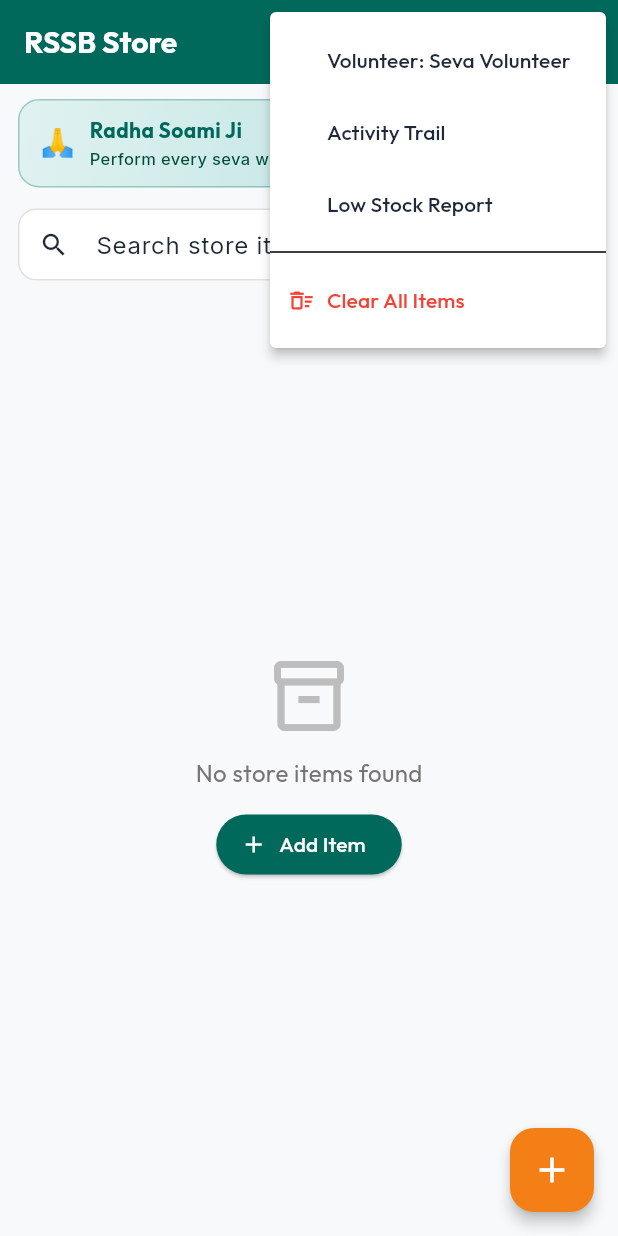
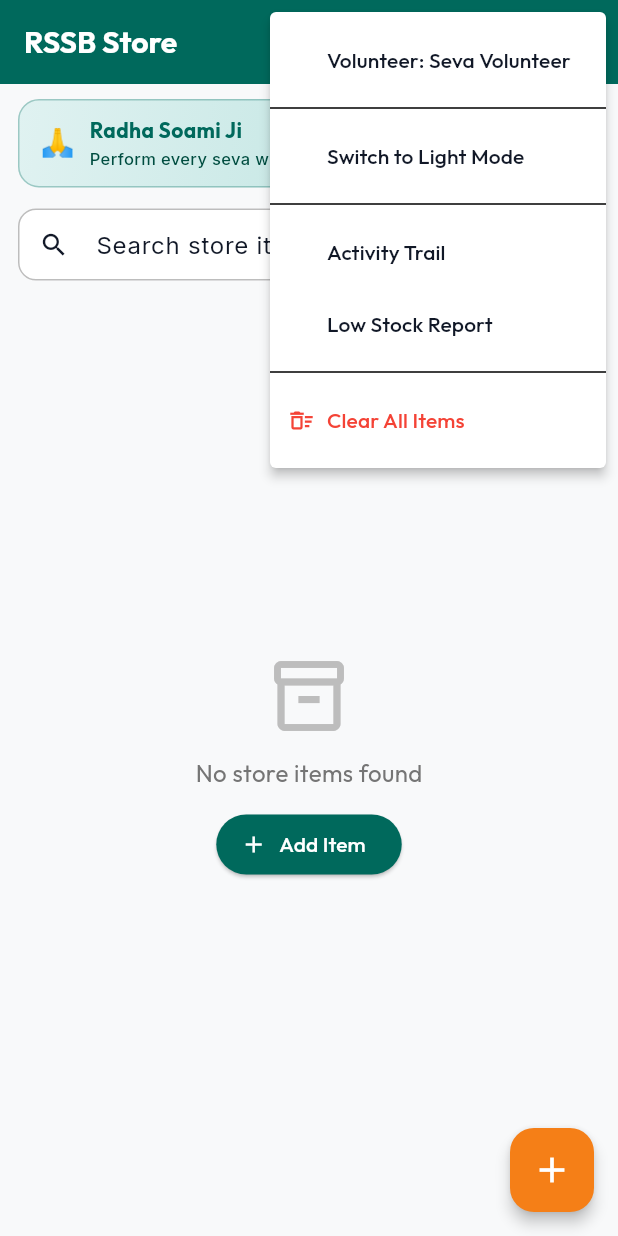
Before and after one commit to vansh-121/RSSB-Store-App, a Flutter app: the screen it shows after launch, after a tap on the "more vert" icon, on a phone screen of 412 x 824 dp. Run offline on Flutter 3.47's test engine with Material 3 defaults, Android fonts, the phone set to English and light mode, and no system bars; our stand-ins replace cloud_firestore, connectivity_plus, firebase_core, google_fonts, shared_preferences; accounts and stored records are empty.

```diff
--- a/lib/main.dart
+++ b/lib/main.dart
@@ -27,13 +27,17 @@
   Widget build(BuildContext context) {
     return ChangeNotifierProvider(
       create: (_) => InventoryProvider(),
-      child: MaterialApp(
-        title: 'RSSB Store App',
-        debugShowCheckedModeBanner: false,
-        theme: AppTheme.lightTheme,
-        darkTheme: AppTheme.darkTheme,
-        themeMode: ThemeMode.system,
-        home: const HomeScreen(),
+      child: Consumer<InventoryProvider>(
+        builder: (context, provider, _) {
+          return MaterialApp(
+            title: 'RSSB Store App',
+            debugShowCheckedModeBanner: false,
+            theme: AppTheme.lightTheme,
+            darkTheme: AppTheme.darkTheme,
+            themeMode: provider.themeMode,
+            home: const HomeScreen(),
+          );
+        },
       ),
     );
   }
--- a/lib/providers/inventory_provider.dart
+++ b/lib/providers/inventory_provider.dart
@@ -1,6 +1,6 @@
 import 'dart:async';
 import 'dart:convert';
-import 'package:flutter/foundation.dart';
+import 'package:flutter/material.dart';
 import 'package:shared_preferences/shared_preferences.dart';
 import 'package:connectivity_plus/connectivity_plus.dart';
 import '../models/store_item.dart';
@@ -28,6 +28,8 @@
   StreamSubscription? _logsSub;
   StreamSubscription? _connectivitySub;
 
+  ThemeMode _themeMode = ThemeMode.system;
+
   // Getters
   String get storeCode => _storeCode;
   String get volunteerName => _volunteerName.isEmpty ? 'Seva Volunteer' : _volunteerName;
@@ -37,6 +39,7 @@
   bool get isLoading => _isLoading;
   bool get isLiveSyncing => _isLiveSyncing;
   bool get isOnline => _isOnline;
+  ThemeMode get themeMode => _themeMode;
   List<StockLog> get logs => List.unmodifiable(_logs);
 
   final bool autoSync;
@@ -52,6 +55,15 @@
     final prefs = await SharedPreferences.getInstance();
     _storeCode = prefs.getString('store_code') ?? 'RSSB-MAIN-STORE';
     _volunteerName = prefs.getString('volunteer_name') ?? '';
+
+    final themeStr = prefs.getString('theme_mode') ?? 'system';
+    if (themeStr == 'light') {
+      _themeMode = ThemeMode.light;
+    } else if (themeStr == 'dark') {
+      _themeMode = ThemeMode.dark;
+    } else {
+      _themeMode = ThemeMode.system;
+    }
 
     // Load local cached items first
     await _loadLocalItems(prefs);
@@ -72,6 +84,16 @@
         }
       });
     } catch (_) {}
+  }
+
+  void setThemeMode(ThemeMode mode) async {
+    _themeMode = mode;
+    final prefs = await SharedPreferences.getInstance();
+    String val = 'system';
+    if (mode == ThemeMode.light) val = 'light';
+    if (mode == ThemeMode.dark) val = 'dark';
+    await prefs.setString('theme_mode', val);
+    notifyListeners();
   }
 
   void setStoreCode(String newCode) async {
--- a/lib/screens/home_screen.dart
+++ b/lib/screens/home_screen.dart
@@ -244,6 +244,12 @@
             onSelected: (val) {
               if (val == 'name') {
                 _showVolunteerNameDialog(isFirstTime: false);
+              } else if (val == 'theme_system') {
+                provider.setThemeMode(ThemeMode.system);
+              } else if (val == 'theme_light') {
+                provider.setThemeMode(ThemeMode.light);
+              } else if (val == 'theme_dark') {
+                provider.setThemeMode(ThemeMode.dark);
               } else if (val == 'history') {
                 Navigator.of(context).push(
                   MaterialPageRoute(builder: (context) => const StockHistoryScreen()),
@@ -267,6 +273,33 @@
                   ],
                 ),
               ),
+              const PopupMenuDivider(),
+              PopupMenuItem(
+                value: provider.themeMode == ThemeMode.light
+                    ? 'theme_dark'
+                    : (provider.themeMode == ThemeMode.dark ? 'theme_system' : 'theme_light'),
+                child: Row(
+                  children: [
+                    Icon(
+                      provider.themeMode == ThemeMode.light
+                          ? Icons.dark_mode_outlined
+                          : (provider.themeMode == ThemeMode.dark
+                              ? Icons.brightness_auto_outlined
+                              : Icons.light_mode_outlined),
+                      size: 18,
+                    ),
+                    const SizedBox(width: 8),
+                    Text(
+                      provider.themeMode == ThemeMode.light
+                          ? 'Switch to Dark Mode'
+                          : (provider.themeMode == ThemeMode.dark
+                              ? 'Use System Theme'
+                              : 'Switch to Light Mode'),
+                    ),
+                  ],
+                ),
+              ),
+              const PopupMenuDivider(),
               const PopupMenuItem(
                 value: 'history',
                 child: Row(
--- a/lib/theme/app_theme.dart
+++ b/lib/theme/app_theme.dart
@@ -13,19 +13,19 @@
   static const Color warningOrange = Color(0xFFEF6C00);
   static const Color dangerRed = Color(0xFFC62828);
 
-  // Light Palette
+  // Light Palette - High Contrast Black & Crisp Text
   static const Color lightBg = Color(0xFFF8F9FA);
   static const Color lightSurface = Color(0xFFFFFFFF);
   static const Color lightCardBg = Color(0xFFFFFFFF);
-  static const Color lightTextPrimary = Color(0xFF1F2937);
-  static const Color lightTextSecondary = Color(0xFF6B7280);
+  static const Color lightTextPrimary = Color(0xFF111827); // Solid Crisp Black
+  static const Color lightTextSecondary = Color(0xFF374151); // Dark Slate Black
 
-  // Dark Palette
+  // Dark Palette - High Contrast Bright White Text
   static const Color darkBg = Color(0xFF111827);
   static const Color darkSurface = Color(0xFF1F2937);
   static const Color darkCardBg = Color(0xFF1F2937);
-  static const Color darkTextPrimary = Color(0xFFF9FAFB);
-  static const Color darkTextSecondary = Color(0xFF9CA3AF);
+  static const Color darkTextPrimary = Color(0xFFFFFFFF); // Pure Crisp White
+  static const Color darkTextSecondary = Color(0xFFE5E7EB); // Bright White-Grey
 
   static ThemeData get lightTheme {
     return ThemeData(
@@ -45,7 +45,7 @@
         shadowColor: Colors.black.withOpacity(0.08),
         shape: RoundedRectangleBorder(
           borderRadius: BorderRadius.circular(16),
-          side: BorderSide(color: Colors.grey.withOpacity(0.15)),
+          side: BorderSide(color: Colors.grey.withOpacity(0.2)),
         ),
       ),
       appBarTheme: AppBarTheme(
@@ -71,11 +71,11 @@
         contentPadding: const EdgeInsets.symmetric(horizontal: 16, vertical: 14),
         border: OutlineInputBorder(
           borderRadius: BorderRadius.circular(12),
-          borderSide: BorderSide(color: Colors.grey.shade300),
+          borderSide: BorderSide(color: Colors.grey.shade400),
         ),
         enabledBorder: OutlineInputBorder(
           borderRadius: BorderRadius.circular(12),
-          borderSide: BorderSide(color: Colors.grey.shade300),
+          borderSide: BorderSide(color: Colors.grey.shade400),
         ),
         focusedBorder: OutlineInputBorder(
           borderRadius: BorderRadius.circular(12),
@@ -109,7 +109,7 @@
         shadowColor: Colors.black.withOpacity(0.3),
         shape: RoundedRectangleBorder(
           borderRadius: BorderRadius.circular(16),
-          side: BorderSide(color: Colors.white.withOpacity(0.08)),
+          side: BorderSide(color: Colors.white.withOpacity(0.12)),
         ),
       ),
       appBarTheme: AppBarTheme(
@@ -135,11 +135,11 @@
         contentPadding: const EdgeInsets.symmetric(horizontal: 16, vertical: 14),
         border: OutlineInputBorder(
           borderRadius: BorderRadius.circular(12),
-          borderSide: BorderSide(color: Colors.grey.shade700),
+          borderSide: BorderSide(color: Colors.grey.shade600),
         ),
         enabledBorder: OutlineInputBorder(
           borderRadius: BorderRadius.circular(12),
-          borderSide: BorderSide(color: Colors.grey.shade700),
+          borderSide: BorderSide(color: Colors.grey.shade600),
         ),
         focusedBorder: OutlineInputBorder(
           borderRadius: BorderRadius.circular(12),
--- a/lib/widgets/item_card.dart
+++ b/lib/widgets/item_card.dart
@@ -29,6 +29,7 @@
     }
 
     final String personName = item.updatedBy.isEmpty ? "Seva Volunteer" : item.updatedBy;
+    final Color secondaryTextColor = isDark ? Colors.white70 : Colors.black87;
 
     return Card(
       margin: const EdgeInsets.only(bottom: 10),
@@ -54,20 +55,21 @@
                           style: GoogleFonts.outfit(
                             fontSize: 18,
                             fontWeight: FontWeight.bold,
+                            color: isDark ? Colors.white : Colors.black,
                           ),
                         ),
                         const SizedBox(height: 4),
                         Row(
                           children: [
                             if (item.location.isNotEmpty) ...[
-                              Icon(Icons.location_on_outlined, size: 14, color: isDark ? Colors.grey[400] : Colors.grey[600]),
+                              Icon(Icons.location_on_outlined, size: 14, color: secondaryTextColor),
                               const SizedBox(width: 2),
                               Text(
                                 item.location,
                                 style: GoogleFonts.inter(
                                   fontSize: 12,
-                                  fontWeight: FontWeight.w500,
-                                  color: isDark ? Colors.grey[400] : Colors.grey[600],
+                                  fontWeight: FontWeight.w600,
+                                  color: secondaryTextColor,
                                 ),
                               ),
                               const SizedBox(width: 8),
@@ -128,8 +130,8 @@
                               item.unit,
                               style: GoogleFonts.inter(
                                 fontSize: 11,
-                                fontWeight: FontWeight.w500,
-                                color: isDark ? Colors.grey[400] : Colors.grey[600],
+                                fontWeight: FontWeight.w600,
+                                color: secondaryTextColor,
                               ),
                             ),
                           ],
@@ -154,7 +156,7 @@
                           if (val == 'edit') onEdit();
                           if (val == 'delete') onDelete();
                         },
-                        icon: Icon(Icons.more_vert, size: 18, color: isDark ? Colors.grey[400] : Colors.grey[600]),
+                        icon: Icon(Icons.more_vert, size: 18, color: secondaryTextColor),
                         padding: EdgeInsets.zero,
                         itemBuilder: (ctx) => [
                           const PopupMenuItem(
@@ -185,7 +187,7 @@
               ),
 
               const SizedBox(height: 8),
-              const Divider(height: 1, thickness: 0.5),
+              Divider(height: 1, thickness: 0.5, color: isDark ? Colors.white12 : Colors.black12),
               const SizedBox(height: 6),
 
               // Separate Full-Width Line: Last Changed By [Person Name]
@@ -201,7 +203,8 @@
                     'Last changed by ',
                     style: GoogleFonts.inter(
                       fontSize: 12,
-                      color: isDark ? Colors.grey[400] : Colors.grey[600],
+                      fontWeight: FontWeight.w500,
+                      color: secondaryTextColor,
                     ),
                   ),
                   Text(
```
